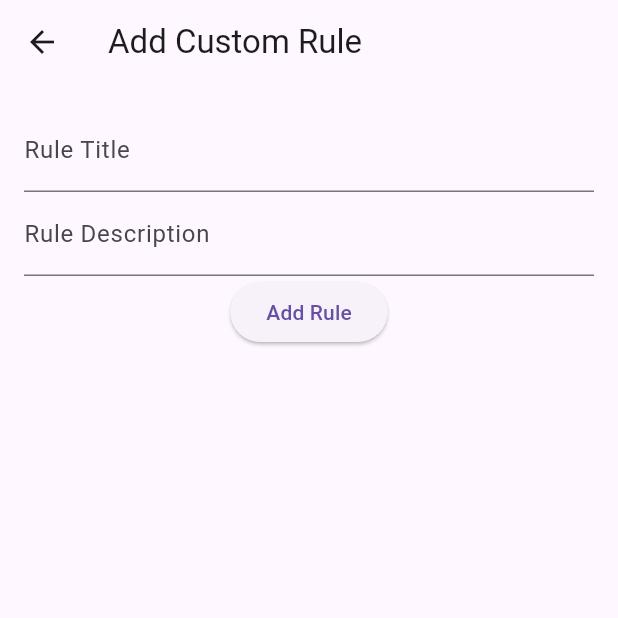
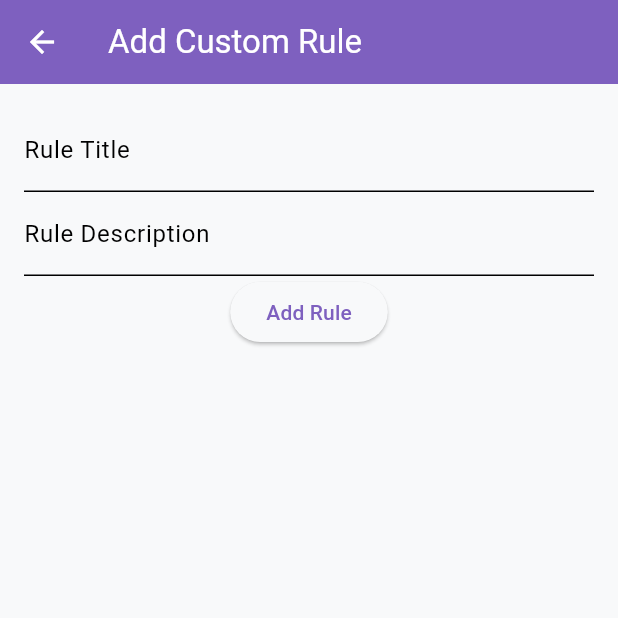
Before and after one commit to kabirdeula/WildDareRandomizer, a Flutter app: the screen it shows after launch, after a tap on the "settings" icon, on a phone screen of 412 x 824 dp, the top half of it. Run offline on Flutter 3.47's test engine with Material 3 defaults, Android fonts, the light colour scheme and no system bars; our stand-ins replace hive_flutter; accounts and stored records are empty.

Commit message:
feat: ✨Add initial theme configuration and constants

```diff
--- a/lib/app/app_theme.dart
+++ b/lib/app/app_theme.dart
@@ -0,0 +1,43 @@
+import 'package:flutter/material.dart';
+
+class AppTheme {
+  static const Color kLightPrimaryColor = Color(0xFF7E60BF);
+  static const Color kLightSecondaryColor = Color(0xFF387478);
+  static const Color kLightBackgroundColor = Color(0xFFF8F9FA);
+
+  static const Color kDarkPrimaryColor = Color(0xFF433878);
+  static const Color kDarkSecondaryColor = Color(0xFF243642);
+  static const Color kDarkBackgroundColor = Color(0xFF121212);
+
+  static final ThemeData lightTheme = ThemeData(
+    primaryColor: kLightPrimaryColor,
+    colorScheme: const ColorScheme.light(
+      primary: kLightPrimaryColor,
+      secondary: kLightSecondaryColor,
+      surface: kLightBackgroundColor,
+      onSurface: Colors.black,
+    ),
+    scaffoldBackgroundColor: kLightBackgroundColor,
+    appBarTheme: const AppBarTheme(
+      backgroundColor: kLightPrimaryColor,
+      foregroundColor: Colors.white,
+    ),
+    brightness: Brightness.light,
+  );
+
+  static final ThemeData darkTheme = ThemeData(
+    primaryColor: kDarkPrimaryColor,
+    colorScheme: const ColorScheme.dark(
+      primary: kDarkPrimaryColor,
+      secondary: kDarkSecondaryColor,
+      surface: kDarkBackgroundColor,
+      onSurface: Colors.white,
+    ),
+    scaffoldBackgroundColor: kDarkBackgroundColor,
+    appBarTheme: const AppBarTheme(
+      backgroundColor: kDarkPrimaryColor,
+      foregroundColor: Colors.white,
+    ),
+    brightness: Brightness.dark,
+  );
+}
--- a/lib/app/config.dart
+++ b/lib/app/config.dart
@@ -0,0 +1,6 @@
+class Config {
+  static const String kAppName = 'Uno Dare Randomizer';
+  static const String kAppVersion = '1.0.0';
+
+  static const String kHiveBox = 'unoDareRuleBox';
+}
--- a/lib/main.dart
+++ b/lib/main.dart
@@ -1,6 +1,7 @@
 import 'package:flutter/material.dart';
 import 'package:hive_flutter/hive_flutter.dart';
 
+import 'app/app.dart';
 import 'screens/screen.dart';
 
 void main() async {
@@ -14,9 +15,12 @@
 
   @override
   Widget build(BuildContext context) {
-    return const MaterialApp(
-      title: 'Uno Dare Randomizer',
-      home: HomeScreen(),
+    return MaterialApp(
+      title: Config.kAppName,
+      theme: AppTheme.lightTheme,
+      darkTheme: AppTheme.darkTheme,
+      themeMode: ThemeMode.system,
+      home: const HomeScreen(),
     );
   }
 }
--- a/lib/screens/custom_rule_screen.dart
+++ b/lib/screens/custom_rule_screen.dart
@@ -1,6 +1,6 @@
 import 'package:flutter/material.dart';
-import 'package:flutter/widgets.dart';
 import 'package:hive_flutter/hive_flutter.dart';
+import 'package:wild_dare_randomizer/app/app.dart';
 
 class CustomRuleScreen extends StatefulWidget {
   const CustomRuleScreen({super.key});
@@ -12,7 +12,7 @@ class CustomRuleScreen extends StatefulWidget {
 class _CustomRuleScreenState extends State<CustomRuleScreen> {
   TextEditingController titleController = TextEditingController();
   TextEditingController descriptionController = TextEditingController();
-  final box = Hive.box('unoDareRuleBox');
+  final box = Hive.box(Config.kHiveBox);
 
   void addCustomRule() {
     if (titleController.text.isNotEmpty &&
--- a/lib/screens/home_screen.dart
+++ b/lib/screens/home_screen.dart
@@ -1,5 +1,6 @@
 import 'package:flutter/material.dart';
 import 'package:hive_flutter/hive_flutter.dart';
+import 'package:wild_dare_randomizer/app/app.dart';
 
 import 'screen.dart';
 
@@ -43,7 +44,7 @@ class _HomeScreenState extends State<HomeScreen> {
   }
 
   void loadInitialRules() async {
-    var box = Hive.box('unoDareRuleBox');
+    var box = Hive.box(Config.kHiveBox);
     List<MapEntry<String, String>> customRules = [];
 
     for (var rule in box.values) {
@@ -62,7 +63,7 @@ class _HomeScreenState extends State<HomeScreen> {
   }
 
   void randomizeRules() async {
-    var box = Hive.box('unoDareRuleBox');
+    var box = Hive.box(Config.kHiveBox);
     List<MapEntry<String, String>> customRules = [];
 
     for (var rule in box.values) {
```
